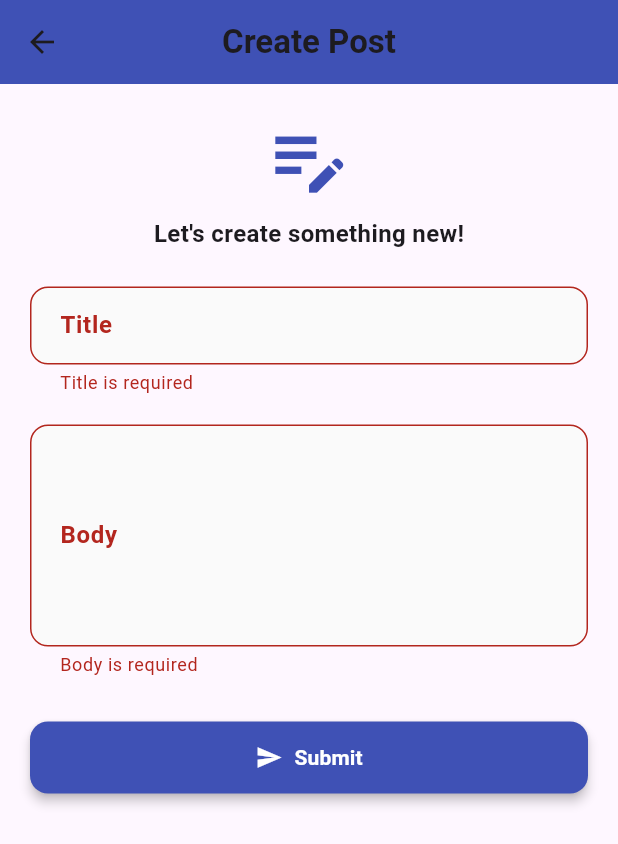
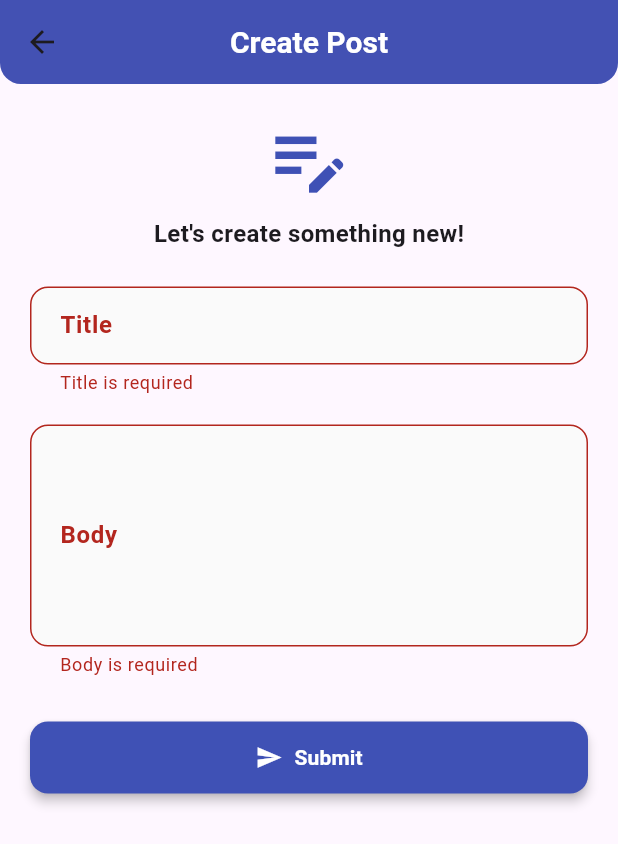
Before and after one commit to zsurve66/post_app, a Flutter app: the NewPostScreen screen opened directly, after a tap on "Submit", on a phone screen of 412 x 824 dp. Shown: the top 844 px of the screen. Run offline on Flutter 3.47's test engine with Material 3 defaults, Android fonts, the phone set to English and light mode, and no system bars; network calls fail.

Commit message:
All the changes is done and pushed

```diff
--- a/lib/screens/new_post_screen.dart
+++ b/lib/screens/new_post_screen.dart
@@ -37,8 +37,7 @@ class _NewPostScreenState extends State<NewPostScreen> {
         message: 'Your post was successfully created.',
       );
 
-      // if (mounted) Navigator.pop(context, true);
-      if (mounted) Navigator.pop(context, post);
+      if (mounted) Navigator.pop(context, true);
     } catch (e) {
       if (!mounted) return;
 
@@ -107,10 +106,25 @@ class _NewPostScreenState extends State<NewPostScreen> {
   Widget build(BuildContext context) {
     return Scaffold(
       appBar: AppBar(
-        title: const Text('Create Post',
-            style: TextStyle(fontWeight: FontWeight.bold)),
         backgroundColor: Colors.indigo,
         centerTitle: true,
+        elevation: 4,
+        shape: const RoundedRectangleBorder(
+          borderRadius: BorderRadius.vertical(bottom: Radius.circular(14)),
+        ),
+        title: const Row(
+          mainAxisSize: MainAxisSize.min,
+          children: [
+            Text(
+              'Create Post',
+              style: TextStyle(
+                fontWeight: FontWeight.bold,
+                fontSize: 20,
+                color: Colors.white,
+              ),
+            ),
+          ],
+        ),
       ),
       body: Stack(
         children: [
```
Also changed, not shown: lib/screens/home_screen.dart (+21 -16 lines), 1 other file.
